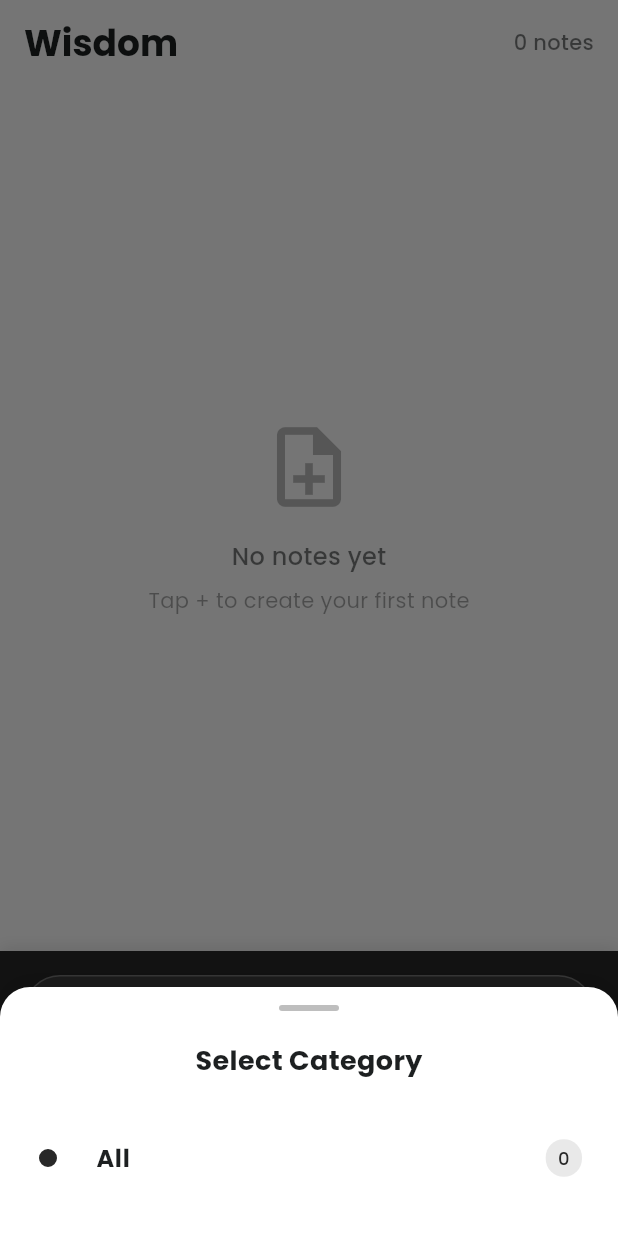
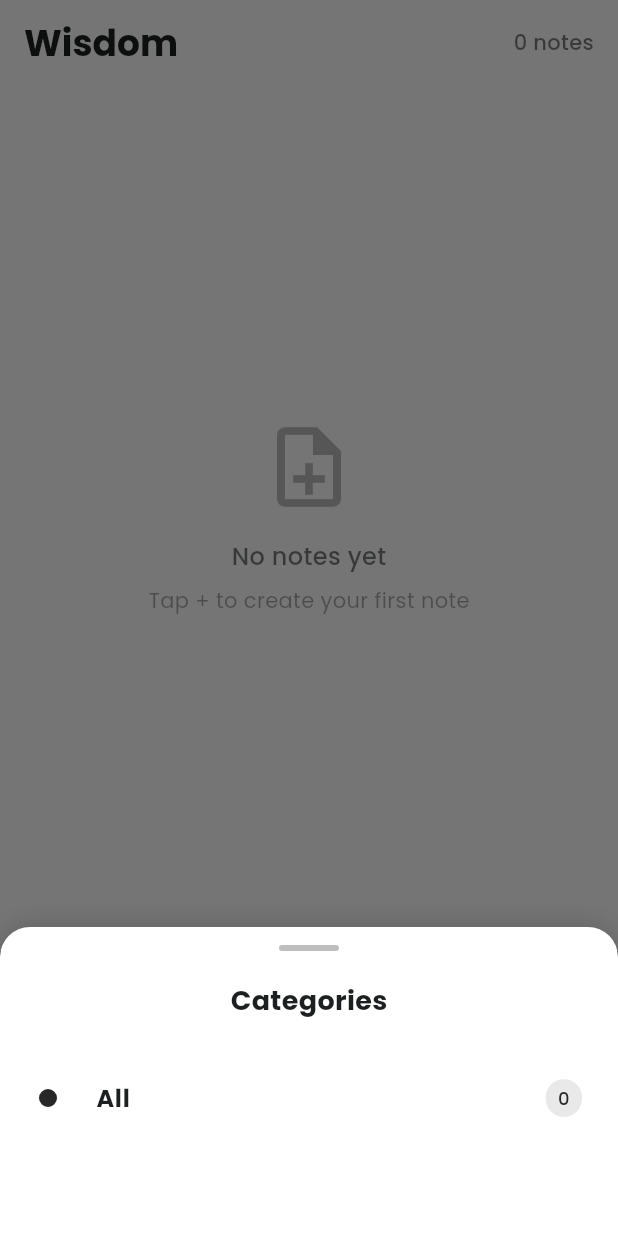
Before and after one commit to infinitelife102/NoteTaking, a Flutter app: the screen it shows after launch, after a tap on "All Notes", on a phone screen of 412 x 824 dp. Run offline on Flutter 3.47's test engine with Material 3 defaults, Android fonts, the phone set to English and light mode, and no system bars; our stand-ins replace flutter_secure_storage, google_fonts, hive, hive_flutter, image_picker; accounts and stored records are empty.

Commit message:
Consistent UI elements

```diff
--- a/lib/note_list_page.dart
+++ b/lib/note_list_page.dart
@@ -100,10 +100,7 @@ class _NoteListPageState extends State<NoteListPage> with TickerProviderStateMix
 
               Padding(
                 padding: const EdgeInsets.all(20),
-                child: Text(
-                  'Select Category',
-                  style: TextStyle(fontSize: 18, fontWeight: FontWeight.bold, color: AppColors.primaryfontColor),
-                ),
+                child: Text('Categories', style: TextStyle(fontSize: 18, fontWeight: FontWeight.bold, color: AppColors.primaryfontColor)),
               ),
 
               ...['All', ..._getAllCategories()].map((category) {
@@ -149,6 +146,7 @@ class _NoteListPageState extends State<NoteListPage> with TickerProviderStateMix
               }).toList(),
 
               const SizedBox(height: 20),
+              SizedBox(height: MediaQuery.of(context).viewInsets.bottom + 40),
             ],
           ),
         );
--- a/lib/trash_page.dart
+++ b/lib/trash_page.dart
@@ -55,7 +55,7 @@ class TrashPage extends StatelessWidget {
                           builder:
                               (ctx) => AlertDialog(
                                 backgroundColor: AppColors.backgroundColor,
-                                shape: RoundedRectangleBorder(borderRadius: BorderRadius.circular(20)),
+                                shape: RoundedRectangleBorder(borderRadius: BorderRadius.circular(25)),
                                 title: const Text(
                                   "Delete permanently?",
                                   style: TextStyle(fontWeight: FontWeight.bold, color: AppColors.primaryfontColor),
@@ -76,7 +76,7 @@ class TrashPage extends StatelessWidget {
                                     style: ElevatedButton.styleFrom(
                                       backgroundColor: AppColors.warningColor,
                                       foregroundColor: AppColors.backgroundColor,
-                                      shape: RoundedRectangleBorder(borderRadius: BorderRadius.circular(10)),
+                                      shape: RoundedRectangleBorder(borderRadius: BorderRadius.circular(25)),
                                     ),
                                     child: const Text("Delete"),
                                   ),
```
Also changed, not shown: lib/note_form_page.dart (+6 -6 lines).
